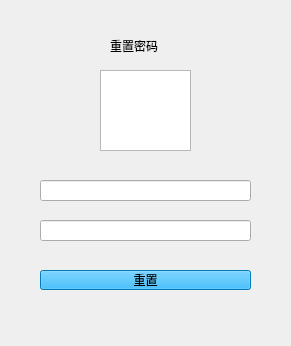
Old version of the form reset.ui in the repository LawPlusThree/QSyncUi.
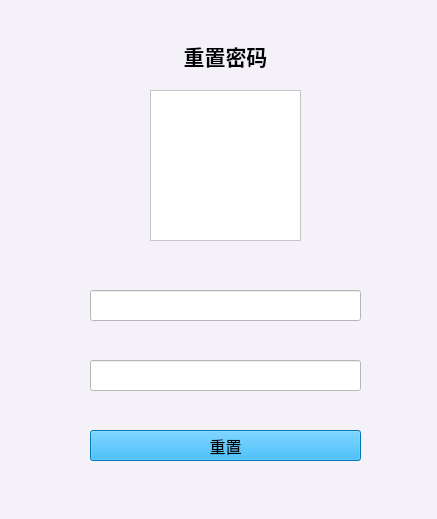
New version of the form.

Commit message: 初步构建登录、注册、重置密码界面，并于已有的主界面联结

Diff of the .ui file:
```diff
--- a/reset.ui
+++ b/reset.ui
@@ -6,60 +6,82 @@
    <rect>
     <x>0</x>
     <y>0</y>
-    <width>291</width>
-    <height>346</height>
+    <width>437</width>
+    <height>519</height>
    </rect>
   </property>
   <property name="minimumSize">
    <size>
-    <width>291</width>
-    <height>346</height>
+    <width>437</width>
+    <height>519</height>
    </size>
   </property>
   <property name="maximumSize">
    <size>
-    <width>291</width>
-    <height>346</height>
+    <width>437</width>
+    <height>519</height>
    </size>
   </property>
   <property name="windowTitle">
    <string>Form</string>
   </property>
+  <property name="styleSheet">
+   <string notr="true">background-color: rgb(244, 241, 248);</string>
+  </property>
   <widget class="QLabel" name="ResetLabel">
    <property name="geometry">
     <rect>
-     <x>110</x>
-     <y>30</y>
-     <width>81</width>
+     <x>180</x>
+     <y>40</y>
+     <width>91</width>
      <height>31</height>
     </rect>
    </property>
+   <property name="font">
+    <font>
+     <family>Microsoft YaHei UI</family>
+     <pointsize>16</pointsize>
+     <italic>false</italic>
+     <bold>true</bold>
+    </font>
+   </property>
    <property name="styleSheet">
     <string notr="true">font: 700 16pt &quot;Microsoft YaHei UI&quot;;</string>
    </property>
    <property name="text">
     <string>重置密码</string>
    </property>
+   <property name="alignment">
+    <set>Qt::AlignCenter</set>
+   </property>
   </widget>
   <widget class="QLineEdit" name="Password">
    <property name="geometry">
     <rect>
-     <x>40</x>
-     <y>180</y>
-     <width>211</width>
-     <height>21</height>
+     <x>90</x>
+     <y>290</y>
+     <width>271</width>
+     <height>31</height>
     </rect>
    </property>
+   <property name="styleSheet">
+    <string notr="true">background-color: rgb(255, 255, 255);</string>
+   </property>
   </widget>
   <widget class="QPushButton" name="resetBtn">
    <property name="geometry">
     <rect>
-     <x>40</x>
-     <y>270</y>
-     <width>211</width>
-     <height>20</height>
+     <x>90</x>
+     <y>430</y>
+     <width>271</width>
+     <height>31</height>
     </rect>
    </property>
+   <property name="font">
+    <font>
+     <pointsize>12</pointsize>
+    </font>
+   </property>
    <property name="styleSheet">
     <string notr="true">background-color: rgb(85, 255, 255);
 background-color: rgb(0, 170, 255);</string>
@@ -71,22 +93,28 @@
   <widget class="QLineEdit" name="Passagain">
    <property name="geometry">
     <rect>
-     <x>40</x>
-     <y>220</y>
-     <width>211</width>
-     <height>21</height>
+     <x>90</x>
+     <y>360</y>
+     <width>271</width>
+     <height>31</height>
     </rect>
    </property>
+   <property name="styleSheet">
+    <string notr="true">background-color: rgb(255, 255, 255);</string>
+   </property>
   </widget>
   <widget class="QGraphicsView" name="graphicsView_2">
    <property name="geometry">
     <rect>
-     <x>100</x>
-     <y>70</y>
-     <width>91</width>
-     <height>81</height>
+     <x>150</x>
+     <y>90</y>
+     <width>151</width>
+     <height>151</height>
     </rect>
    </property>
+   <property name="styleSheet">
+    <string notr="true">background-color: rgb(255, 255, 255);</string>
+   </property>
   </widget>
  </widget>
  <resources/>
```
The commit also changes 6 other files.
